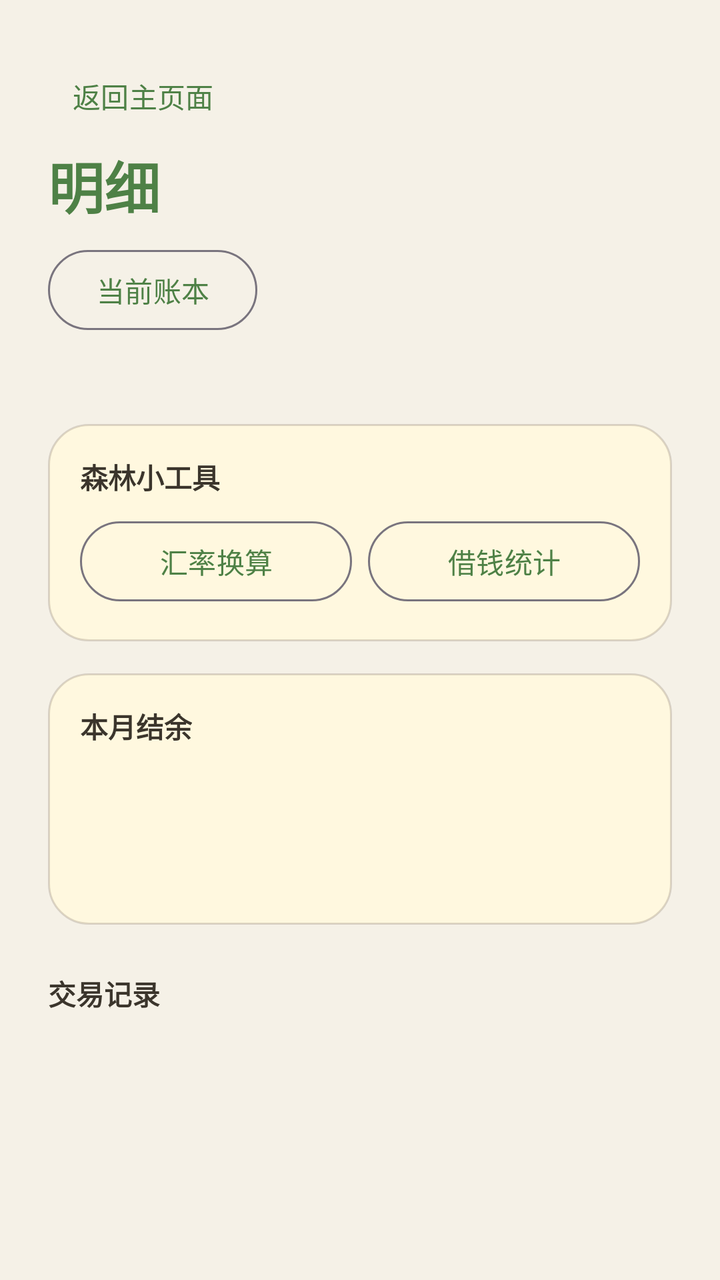
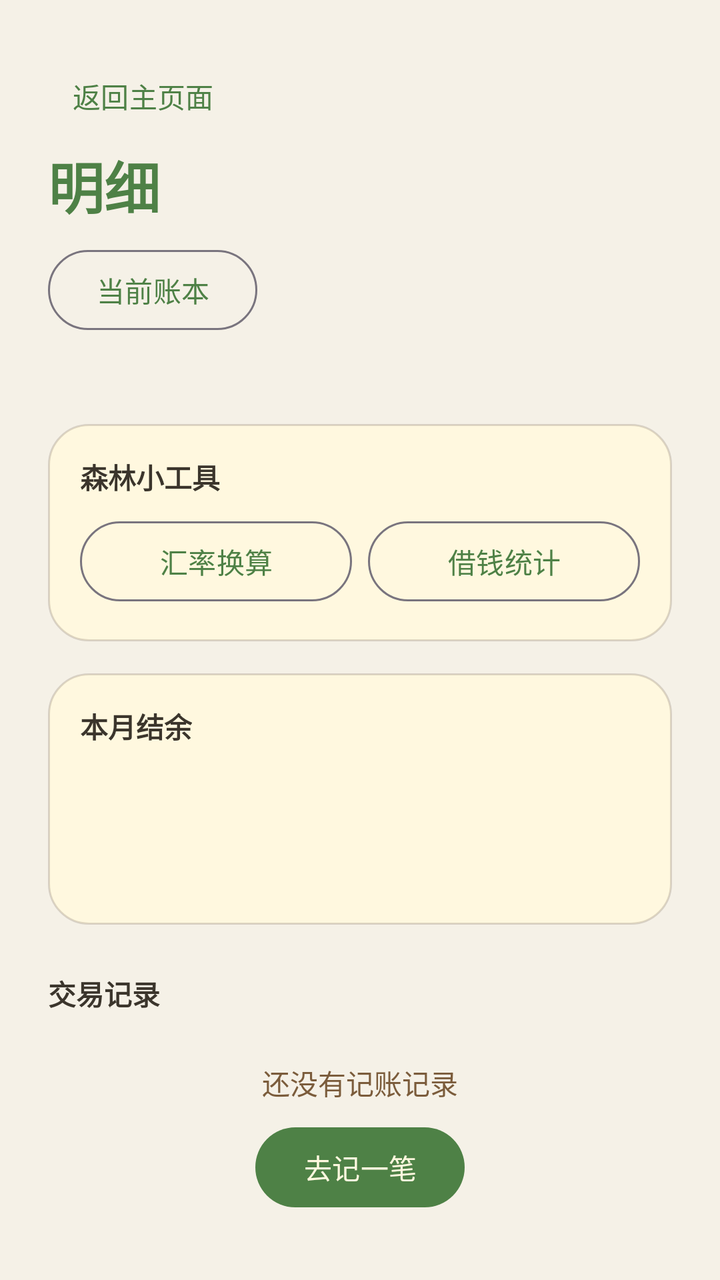

An Android layout rendered at two revisions. The XML below is the earlier revision; the diff shows what the commit changed to produce the second picture.
<!-- AndroidManifest.xml: application theme Theme.PkmAPP -->
<!-- res/layout/fragment_details.xml -->
<?xml version="1.0" encoding="utf-8"?>
<ScrollView xmlns:android="http://schemas.android.com/apk/res/android"
    android:layout_width="match_parent"
    android:layout_height="match_parent"
    android:background="@color/cream_background"
    android:fillViewport="true">

    <LinearLayout
        android:layout_width="match_parent"
        android:layout_height="wrap_content"
        android:orientation="vertical"
        android:padding="@dimen/space_24">

        <com.google.android.material.button.MaterialButton
            android:id="@+id/page_back_button"
            style="@style/Widget.Material3.Button.TextButton"
            android:layout_width="wrap_content"
            android:layout_height="48dp"
            android:contentDescription="返回主页面"
            android:text="返回主页面" />

        <TextView
            android:id="@+id/title_details"
            android:layout_width="wrap_content"
            android:layout_height="wrap_content"
            android:text="明细"
            android:textColor="@color/forest_green"
            android:textSize="28sp"
            android:textStyle="bold" />

        <com.google.android.material.button.MaterialButton
            android:id="@+id/details_ledger_switch_button"
            style="@style/Widget.Material3.Button.OutlinedButton"
            android:layout_width="wrap_content"
            android:layout_height="48dp"
            android:layout_marginTop="@dimen/space_8"
            android:contentDescription="切换或新建账本"
            android:text="当前账本" />

        <TextView
            android:id="@+id/details_ledger_name"
            android:layout_width="wrap_content"
            android:layout_height="wrap_content"
            android:layout_marginTop="@dimen/space_8"
            android:textColor="@color/wood_brown"
            android:textSize="14sp" />

        <LinearLayout
            android:id="@+id/details_tools_card"
            style="@style/Widget.PkmAPP.PaperCard"
            android:layout_width="match_parent"
            android:layout_height="wrap_content"
            android:layout_marginTop="@dimen/space_16"
            android:orientation="vertical"
            android:padding="@dimen/space_16">

            <TextView
                android:layout_width="wrap_content"
                android:layout_height="wrap_content"
                android:text="森林小工具"
                android:textColor="@color/ink"
                android:textStyle="bold" />

            <LinearLayout
                android:layout_width="match_parent"
                android:layout_height="wrap_content"
                android:layout_marginTop="@dimen/space_8"
                android:orientation="horizontal">

                <com.google.android.material.button.MaterialButton
                    android:id="@+id/details_fx_tool_button"
                    style="@style/Widget.Material3.Button.OutlinedButton"
                    android:layout_width="0dp"
                    android:layout_height="48dp"
                    android:layout_weight="1"
                    android:contentDescription="汇率换算工具"
                    android:text="汇率换算" />

                <com.google.android.material.button.MaterialButton
                    android:id="@+id/details_borrowing_tool_button"
                    style="@style/Widget.Material3.Button.OutlinedButton"
                    android:layout_width="0dp"
                    android:layout_height="48dp"
                    android:layout_marginStart="@dimen/space_8"
                    android:layout_weight="1"
                    android:contentDescription="借钱统计工具"
                    android:text="借钱统计" />
            </LinearLayout>
        </LinearLayout>

        <LinearLayout
            android:id="@+id/details_summary_card"
            style="@style/Widget.PkmAPP.PaperCard"
            android:layout_width="match_parent"
            android:layout_height="wrap_content"
            android:layout_marginTop="@dimen/space_16"
            android:orientation="vertical"
            android:padding="@dimen/space_16">

            <TextView
                android:layout_width="wrap_content"
                android:layout_height="wrap_content"
                android:text="本月结余"
                android:textColor="@color/ink"
                android:textStyle="bold" />

            <TextView
                android:id="@+id/details_balance"
                android:layout_width="wrap_content"
                android:layout_height="wrap_content"
                android:textColor="@color/forest_green"
                android:textSize="26sp"
                android:textStyle="bold" />

            <TextView
                android:id="@+id/details_income"
                android:layout_width="wrap_content"
                android:layout_height="wrap_content"
                android:textColor="@color/forest_green" />

            <TextView
                android:id="@+id/details_expense"
                android:layout_width="wrap_content"
                android:layout_height="wrap_content"
                android:textColor="@color/expense_red" />
        </LinearLayout>

        <TextView
            android:layout_width="wrap_content"
            android:layout_height="wrap_content"
            android:layout_marginTop="@dimen/space_24"
            android:text="交易记录"
            android:textColor="@color/ink"
            android:textStyle="bold" />

        <LinearLayout
            android:id="@+id/details_transaction_list"
            android:layout_width="match_parent"
            android:layout_height="wrap_content"
            android:orientation="vertical" />
    </LinearLayout>
</ScrollView>
<!-- resources referenced by this layout -->
<resources>
  <color name="cream_background">#F5F1E7</color>
  <color name="expense_red">#C75B4B</color>
  <color name="forest_green">#4E8146</color>
  <color name="ink">#3B352C</color>
  <color name="wood_brown">#7B5C3B</color>
  <dimen name="space_16">16dp</dimen>
  <dimen name="space_24">24dp</dimen>
  <dimen name="space_8">8dp</dimen>
  <style name="Widget.PkmAPP.PaperCard">
          <item name="android:background">@drawable/bg_paper_card</item>
      </style>
  <style name="Theme.PkmAPP" parent="Theme.Material3.DayNight.NoActionBar">
          <item name="android:windowBackground">@color/cream_background</item>
          <item name="android:statusBarColor">@color/cream_background</item>
          <item name="android:navigationBarColor">@color/cream_background</item>
          <item name="android:windowLightStatusBar">true</item>
          <item name="android:windowLightNavigationBar">true</item>
          <item name="colorPrimary">@color/forest_green</item>
          <item name="colorOnPrimary">@color/paper_card</item>
          <item name="colorSecondary">@color/warm_orange</item>
          <item name="colorOnSecondary">@color/ink</item>
          <item name="colorSurface">@color/paper_card</item>
          <item name="colorOnSurface">@color/ink</item>
      </style>
  <!-- drawable bg_paper_card (drawable) -->
  <?xml version="1.0" encoding="utf-8"?>
  <shape xmlns:android="http://schemas.android.com/apk/res/android" android:shape="rectangle">
      <solid android:color="@color/paper_card" />
      <corners android:radius="@dimen/radius_card" />
      <stroke android:width="1dp" android:color="#335C4938" />
  </shape>
  <color name="paper_card">#FFF8DF</color>
  <color name="warm_orange">#D48A4A</color>
  <dimen name="radius_card">20dp</dimen>
</resources>

<!-- the commit's change to res/layout/fragment_details.xml (unified diff, before → after) -->
@@ -1,9 +1,10 @@
 <?xml version="1.0" encoding="utf-8"?>
-<ScrollView xmlns:android="http://schemas.android.com/apk/res/android"
+<androidx.core.widget.NestedScrollView xmlns:android="http://schemas.android.com/apk/res/android"
     android:layout_width="match_parent"
     android:layout_height="match_parent"
     android:background="@color/cream_background"
-    android:fillViewport="true">
+    android:clipToPadding="false"
+    android:paddingBottom="88dp">
 
     <LinearLayout
         android:layout_width="match_parent"
@@ -134,9 +135,31 @@
             android:textStyle="bold" />
 
         <LinearLayout
+            android:id="@+id/details_empty_state"
+            android:layout_width="match_parent"
+            android:layout_height="wrap_content"
+            android:gravity="center"
+            android:orientation="vertical"
+            android:paddingVertical="@dimen/space_24">
+
+            <TextView
+                android:layout_width="wrap_content"
+                android:layout_height="wrap_content"
+                android:text="还没有记账记录"
+                android:textColor="@color/wood_brown" />
+
+            <com.google.android.material.button.MaterialButton
+                android:id="@+id/details_add_record_button"
+                android:layout_width="wrap_content"
+                android:layout_height="48dp"
+                android:layout_marginTop="@dimen/space_8"
+                android:text="去记一笔" />
+        </LinearLayout>
+
+        <androidx.recyclerview.widget.RecyclerView
             android:id="@+id/details_transaction_list"
             android:layout_width="match_parent"
             android:layout_height="wrap_content"
-            android:orientation="vertical" />
+            android:nestedScrollingEnabled="false" />
     </LinearLayout>
-</ScrollView>
+</androidx.core.widget.NestedScrollView>
